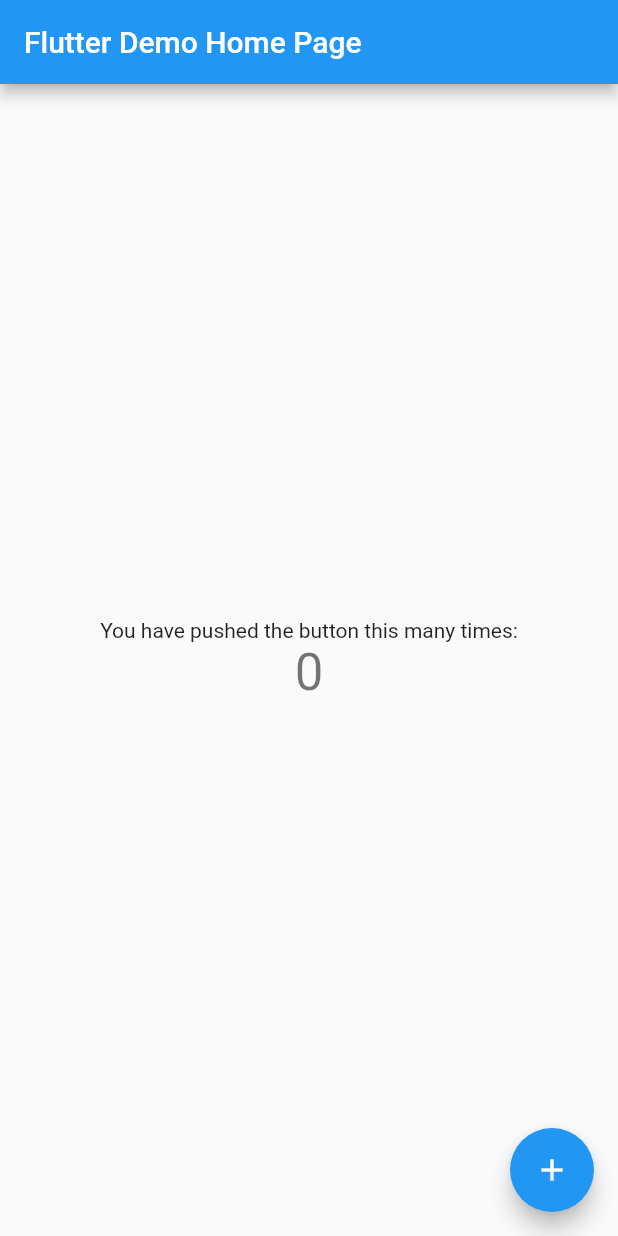
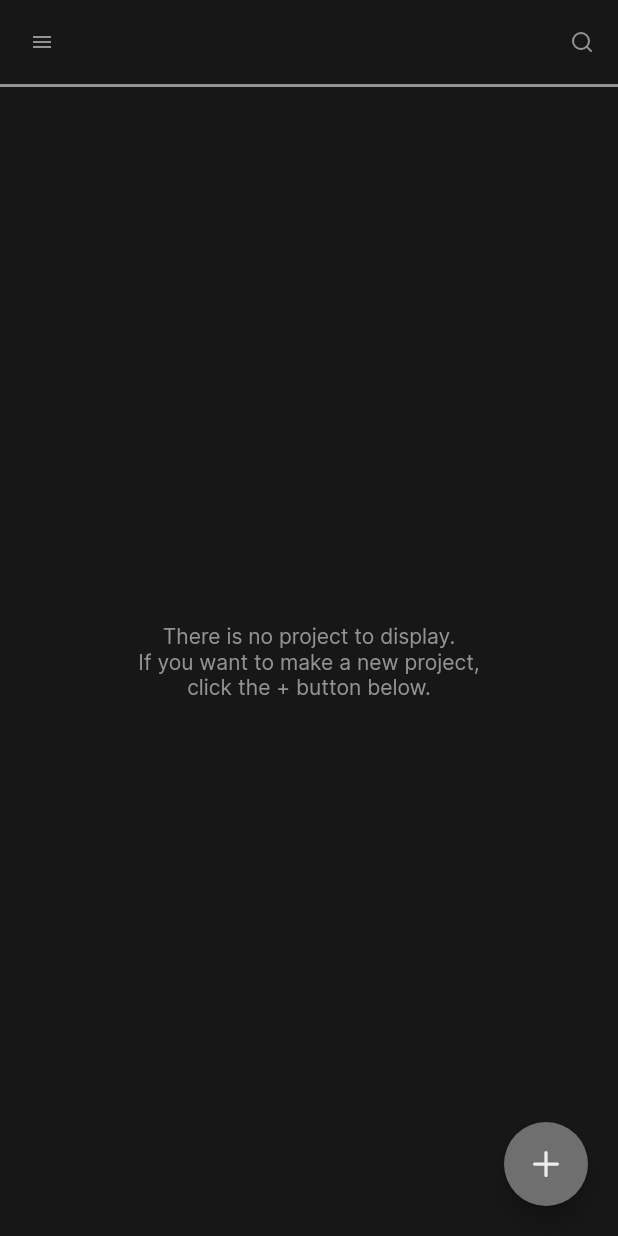
Before and after one commit to brmxy/todo-br, a Flutter app: the screen it shows after launch, on a phone screen of 412 x 824 dp. Run offline on Flutter 3.47's test engine with Material 2 defaults, Android fonts, the phone set to English and light mode, and no system bars; our stand-ins replace flutter_feather_icons, shared_preferences.

Commit message:
feat(home): initial homepage components

```diff
--- /dev/null
+++ b/lib/constants/theme.dart
@@ -0,0 +1,127 @@
+import 'package:flutter/cupertino.dart';
+import 'package:flutter/material.dart';
+
+final kThemeDark = ThemeData(
+  pageTransitionsTheme: PageTransitionsTheme(
+    builders: {
+      TargetPlatform.android: CupertinoPageTransitionsBuilder(),
+    },
+  ),
+  scrollbarTheme: ScrollbarThemeData(
+    thumbColor: MaterialStateProperty.all<Color>(Color(0xFF222222)),
+    interactive: true,
+    isAlwaysShown: false,
+  ),
+  fontFamily: 'Inter',
+  textTheme: TextTheme(
+    headline1: TextStyle(
+      fontSize: 24,
+      fontWeight: FontWeight.w600,
+      color: Color(0xFFEDEDED),
+    ),
+    headline2: TextStyle(
+      fontSize: 18,
+      fontWeight: FontWeight.w500,
+      color: Color(0xFFEDEDED),
+    ),
+    subtitle1: TextStyle(
+      fontSize: 16,
+      fontWeight: FontWeight.w500,
+      color: Color(0xFFEDEDED),
+    ),
+    bodyText1: TextStyle(
+      fontSize: 14,
+      fontWeight: FontWeight.w400,
+      color: Color(0xFFEDEDED),
+    ),
+    bodyText2: TextStyle(
+      fontSize: 12,
+      fontWeight: FontWeight.w400,
+      color: Color(0xFFEDEDED),
+    ),
+  ),
+  brightness: Brightness.dark,
+  primaryColor: Color(0xFF171717),
+  backgroundColor: Color(0xFF171717),
+  splashColor: Color(0xFF444444),
+  hoverColor: Colors.transparent,
+  canvasColor: Color(0xFF171717),
+  cardColor: Color(0xFF222222),
+  buttonColor: Color(0xFF6F6F6F),
+  dividerColor: Color(0xFF939393),
+  scaffoldBackgroundColor: Color(0xFF171717),
+  iconTheme: IconThemeData(
+    color: Color(0xFF939393),
+    size: 16.0,
+  ),
+  bottomSheetTheme: BottomSheetThemeData(
+    backgroundColor: Color(0xFF222222),
+    shape: RoundedRectangleBorder(
+      borderRadius: BorderRadius.vertical(
+        top: Radius.circular(20.0),
+      ),
+    ),
+  ),
+);
+
+final kThemeLight = ThemeData(
+  pageTransitionsTheme: PageTransitionsTheme(
+    builders: {
+      TargetPlatform.android: CupertinoPageTransitionsBuilder(),
+    },
+  ),
+  scrollbarTheme: ScrollbarThemeData(
+    thumbColor: MaterialStateProperty.all<Color>(Color(0xFF939393)),
+    interactive: true,
+    isAlwaysShown: false,
+  ),
+  fontFamily: 'Inter',
+  textTheme: TextTheme(
+    headline1: TextStyle(
+      fontSize: 18,
+      fontWeight: FontWeight.w600,
+      color: Color(0xFF171717),
+    ),
+    headline2: TextStyle(
+      fontSize: 16,
+      fontWeight: FontWeight.w500,
+      color: Color(0xFF171717),
+    ),
+    subtitle1: TextStyle(
+      fontSize: 12,
+      fontWeight: FontWeight.w500,
+      color: Color(0xFF171717),
+    ),
+    bodyText1: TextStyle(
+      fontSize: 12.0,
+      fontWeight: FontWeight.w400,
+      color: Color(0xFF171717),
+    ),
+    bodyText2: TextStyle(
+      fontSize: 8.0,
+      fontWeight: FontWeight.w400,
+      color: Color(0xFF171717),
+    ),
+  ),
+  brightness: Brightness.dark,
+  primaryColor: Color(0xFFF5F5F5),
+  backgroundColor: Color(0xFFF5F5F5),
+  splashColor: Color(0xFF939393),
+  canvasColor: Color(0xFFF5F5F5),
+  cardColor: Color(0xFFEDEDED),
+  buttonColor: Color(0xFF444444),
+  dividerColor: Color(0xFF444444),
+  scaffoldBackgroundColor: Color(0xFFF5F5F5),
+  iconTheme: IconThemeData(
+    color: Color(0xFF444444),
+    size: 16.0,
+  ),
+  bottomSheetTheme: BottomSheetThemeData(
+    backgroundColor: Color(0xFFEDEDED),
+    shape: RoundedRectangleBorder(
+      borderRadius: BorderRadius.vertical(
+        top: Radius.circular(20.0),
+      ),
+    ),
+  ),
+);
--- a/lib/main.dart
+++ b/lib/main.dart
@@ -1,63 +1,55 @@
+import 'package:flutter/cupertino.dart';
 import 'package:flutter/material.dart';
+import 'package:flutter/services.dart';
+import 'package:provider/provider.dart';
+import 'package:todo/constants/theme.dart';
+import 'package:todo/pages/home.dart';
+import 'package:todo/pages/setting.dart';
+import 'package:todo/providers/project_provider.dart';
+import 'package:todo/providers/theme_provider.dart';
 
 void main() {
+  WidgetsFlutterBinding.ensureInitialized();
+  SystemChrome.setEnabledSystemUIOverlays([]);
   runApp(MyApp());
 }
 
 class MyApp extends StatelessWidget {
   @override
   Widget build(BuildContext context) {
-    return MaterialApp(
-      title: 'Todo Br',
-      debugShowCheckedModeBanner: false,
-      theme: ThemeData(),
-      home: MyHomePage(title: 'Flutter Demo Home Page'),
-    );
-  }
-}
+    return MultiProvider(
+      providers: [
+        ChangeNotifierProvider(create: (context) => ThemeProvider()),
+        ChangeNotifierProvider(create: (context) => ProjectProvider()),
+      ],
+      child: Builder(
+        builder: (context) {
+          final themeProvider = Provider.of<ThemeProvider>(
+            context,
+            listen: true,
+          );
 
-class MyHomePage extends StatefulWidget {
-  MyHomePage({Key? key, required this.title}) : super(key: key);
-
-  final String title;
-
-  @override
-  _MyHomePageState createState() => _MyHomePageState();
-}
-
-class _MyHomePageState extends State<MyHomePage> {
-  int _counter = 0;
-
-  void _incrementCounter() {
-    setState(() {
-      _counter++;
-    });
-  }
-
-  @override
-  Widget build(BuildContext context) {
-    return Scaffold(
-      appBar: AppBar(
-        title: Text(widget.title),
-      ),
-      body: Center(
-        child: Column(
-          mainAxisAlignment: MainAxisAlignment.center,
-          children: <Widget>[
-            Text(
-              'You have pushed the button this many times:',
+          return MaterialApp(
+            title: 'Todo Br',
+            debugShowCheckedModeBanner: false,
+            themeMode: themeProvider.currentTheme == ActiveTheme.DARK_THEME
+                ? ThemeMode.dark
+                : ThemeMode.light,
+            theme: kThemeLight,
+            darkTheme: kThemeDark,
+            color: Color(0xFF171717),
+            scrollBehavior: ScrollBehavior().copyWith(
+              physics: BouncingScrollPhysics(),
             ),
-            Text(
-              '$_counter',
-              style: Theme.of(context).textTheme.headline4,
-            ),
-          ],
-        ),
-      ),
-      floatingActionButton: FloatingActionButton(
-        onPressed: _incrementCounter,
-        tooltip: 'Increment',
-        child: Icon(Icons.add),
+            routes: {
+              '/': (context) => HomePage(),
+              '/setting': (context) => SettingPage(),
+            },
+            builder: (context, route) {
+              return route!;
+            },
+          );
+        },
       ),
     );
   }
--- /dev/null
+++ b/lib/models/project.dart
@@ -0,0 +1,15 @@
+import 'package:todo/models/task.dart';
+
+class Project {
+  Project({
+    required this.title,
+    this.description = '',
+    this.isMarked = false,
+    this.tasks = const <Task>[],
+  });
+
+  String title;
+  String description;
+  bool isMarked;
+  List<Task> tasks;
+}
--- /dev/null
+++ b/lib/models/task.dart
@@ -0,0 +1,9 @@
+class Task {
+  Task({
+    required this.name,
+    this.isSuccess,
+  });
+
+  String name;
+  bool? isSuccess = false;
+}
--- /dev/null
+++ b/lib/pages/home.dart
@@ -0,0 +1,150 @@
+import 'package:flutter/cupertino.dart';
+import 'package:flutter/material.dart';
+import 'package:flutter/services.dart';
+import 'package:flutter_feather_icons/flutter_feather_icons.dart';
+import 'package:flutter_staggered_grid_view/flutter_staggered_grid_view.dart';
+import 'package:provider/provider.dart';
+import 'package:todo/providers/project_provider.dart';
+import 'package:todo/widgets/bottom_sheets/new_project.dart';
+
+class HomePage extends StatelessWidget {
+  @override
+  Widget build(BuildContext context) {
+    final _homePageScaffoldKey = GlobalKey<ScaffoldState>();
+
+    SystemChrome.setEnabledSystemUIOverlays([]);
+
+    return SafeArea(
+      child: Scaffold(
+        key: _homePageScaffoldKey,
+        appBar: buildAppBar(context),
+        drawer: buildDrawer(context),
+        body: buildBody(context),
+      ),
+    );
+  }
+
+  AppBar buildAppBar(BuildContext context) {
+    return AppBar(
+      iconTheme: Theme.of(context).iconTheme.copyWith(size: 16.0),
+      actionsIconTheme: Theme.of(context).iconTheme,
+      actions: [
+        IconButton(
+          padding: const EdgeInsets.all(0),
+          icon: Icon(FeatherIcons.search),
+          onPressed: () {},
+        ),
+      ],
+      elevation: 0,
+      bottom: PreferredSize(
+        child: Container(
+          height: 2.0,
+          color: Theme.of(context).dividerColor,
+        ),
+        preferredSize: Size.fromHeight(2.0),
+      ),
+    );
+  }
+
+  Widget buildDrawer(BuildContext context) {
+    double mediaWidth = MediaQuery.of(context).size.width;
+
+    return Container(
+      width: mediaWidth / 1.2,
+      child: Drawer(),
+    );
+  }
+
+  Widget buildBody(BuildContext context) {
+    final projectProvider = Provider.of<ProjectProvider>(
+      context,
+      listen: true,
+    );
+
+    double mediaWidth = MediaQuery.of(context).size.width;
+    double mediaHeight = MediaQuery.of(context).size.height;
+
+    return Stack(
+      children: [
+        Container(
+          padding: const EdgeInsets.all(30.0),
+          alignment: projectProvider.projects.length == 0
+              ? Alignment.center
+              : Alignment.topCenter,
+          width: mediaWidth,
+          height: mediaHeight,
+          child: projectProvider.projects.length == 0
+              ? Text(
+                  'There is no project to display.\nIf you want to make a new project,\nclick the + button below.',
+                  style: Theme.of(context)
+                      .textTheme
+                      .bodyText1!
+                      .copyWith(color: Theme.of(context).dividerColor),
+                  textAlign: TextAlign.center,
+                )
+              : buildProjectMasonry(context),
+        ),
+        buildFloatingButton(context),
+      ],
+    );
+  }
+
+  Widget buildProjectMasonry(BuildContext context) {
+    final projectProvider = Provider.of<ProjectProvider>(
+      context,
+      listen: true,
+    );
+
+    return StaggeredGridView.countBuilder(
+      crossAxisCount: 2,
+      mainAxisSpacing: 10.0,
+      crossAxisSpacing: 10.0,
+      staggeredTileBuilder: (index) {
+        return StaggeredTile.fit(1);
+      },
+      itemCount: projectProvider.projects.length,
+      itemBuilder: (context, index) {
+        final project = projectProvider.projects[index];
+
+        return Card(
+          child: Container(
+            padding: const EdgeInsets.all(10.0),
+            child: Column(
+              children: [
+                Text(project.title),
+                Text(
+                  project.description,
+                  maxLines: 2,
+                  overflow: TextOverflow.ellipsis,
+                ),
+                Text(project.isMarked.toString()),
+                Text(project.tasks.length.toString()),
+              ],
+            ),
+          ),
+        );
+      },
+    );
+  }
+
+  Widget buildFloatingButton(BuildContext context) {
+    return Positioned(
+      right: 20.0,
+      bottom: 20.0,
+      child: FloatingActionButton(
+        tooltip: 'New Project',
+        child: IconTheme(
+          data: Theme.of(context).iconTheme.copyWith(
+                size: 26.0,
+                color: Theme.of(context).textTheme.bodyText2!.color,
+              ),
+          child: Icon(FeatherIcons.plus),
+        ),
+        backgroundColor: Theme.of(context).buttonColor,
+        onPressed: () async {
+          await NewProjectBottomSheet.show(context);
+        },
+      ),
+    );
+  }
+}
--- /dev/null
+++ b/lib/providers/project_provider.dart
@@ -0,0 +1,13 @@
+import 'package:flutter/cupertino.dart';
+import 'package:flutter/material.dart';
+import 'package:todo/models/project.dart';
+
+class ProjectProvider extends ChangeNotifier {
+  List<Project> _projects = <Project>[];
+  List<Project> get projects => _projects;
+
+  void addNewProject(Project project) {
+    _projects.insert(0, project);
+    notifyListeners();
+  }
+}
--- /dev/null
+++ b/lib/providers/theme_provider.dart
@@ -0,0 +1,46 @@
+import 'package:flutter/cupertino.dart';
+import 'package:flutter/material.dart';
+import 'package:shared_preferences/shared_preferences.dart';
+
+enum ActiveTheme {
+  DARK_THEME,
+  LIGHT_THEME,
+}
+
+class ThemeProvider extends ChangeNotifier {
+  Future<SharedPreferences> _prefs = SharedPreferences.getInstance();
+  Future<SharedPreferences> get prefs async => await _prefs;
+
+  ActiveTheme _currentTheme = ActiveTheme.DARK_THEME;
+  ActiveTheme get currentTheme => _currentTheme;
+
+  late String _parsedThemeEnum;
+
+  /// This method is not stable. Please don't use this method.
+  // ignore: unused_element
+  void _setInitialTheme() async {
+    await prefs.then((value) {
+      final theme = value.getString('THEME');
+
+      if (theme!.isEmpty) {
+        _currentTheme = ActiveTheme.DARK_THEME;
+      } else if (theme == 'DARK_THEME') {
+        _currentTheme = ActiveTheme.DARK_THEME;
+      } else if (theme == 'LIGHT_THEME') {
+        _currentTheme = ActiveTheme.LIGHT_THEME;
+      }
+    });
+  }
+
+  void toggleTheme() async {
+    if (_currentTheme == ActiveTheme.LIGHT_THEME) {
+      _currentTheme = ActiveTheme.DARK_THEME;
+    } else if (_currentTheme == ActiveTheme.DARK_THEME) {
+      _currentTheme = ActiveTheme.LIGHT_THEME;
+    }
+
+    _parsedThemeEnum = _currentTheme.toString().split('.').last;
+    await prefs.then((value) => value.setString('THEME', _parsedThemeEnum));
+    notifyListeners();
+  }
+}
--- a/pubspec.yaml
+++ b/pubspec.yaml
@@ -15,7 +15,8 @@ dependencies:
   cupertino_icons: ^1.0.2
   shared_preferences: ^2.0.6
   provider: ^6.0.0
-  feather_icons: ^1.0.1
+  flutter_feather_icons: ^2.0.0+1
+  flutter_staggered_grid_view: ^0.4.0
 
 dev_dependencies:
   flutter_test:
```
Also changed, not shown: lib/pages/project.dart (added, +11 -0 lines), lib/pages/setting.dart (added, +11 -0 lines), lib/widgets/bottom_sheets/new_project.dart (added, +136 -0 lines), pubspec.lock.
